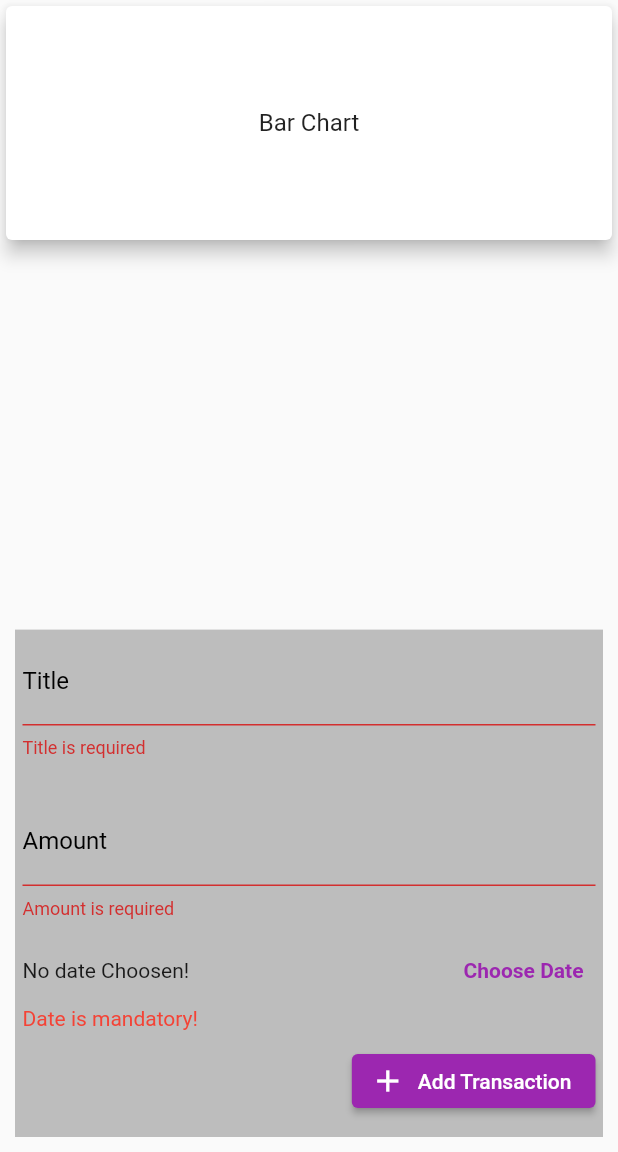
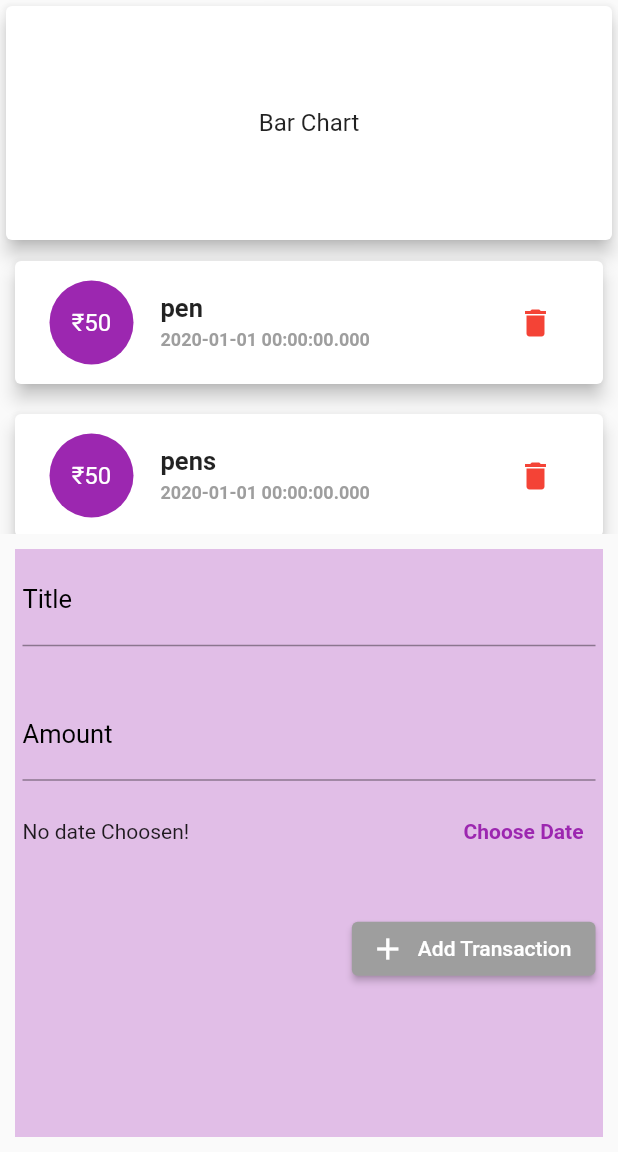
Before and after one commit to prathiswaran-gr/personal_expenses, a Flutter app: the screen it shows after launch, after a tap on the "add" icon, after a tap on "Add Transaction", on a phone screen of 412 x 824 dp, the part 84-1236 px from its top. Run offline on Flutter 3.47's test engine with Material 2 defaults, Android fonts, the phone set to English and light mode, and no system bars.

Commit message:
Extra features added

```diff
--- a/lib/home.dart
+++ b/lib/home.dart
@@ -12,7 +12,13 @@ class Home extends StatefulWidget {
 }
 
 class _HomeState extends State<Home> {
-  Map<String, Map<String, dynamic>> expense = {};
+  Map<String, Map<String, dynamic>> expense = {
+    'pen': {
+      'price': 50,
+      'date': DateTime(2020, 1, 1),
+    },
+    'pens': {'price': 50, 'date': DateTime(2020, 1, 1)}
+  };
 
   List<String> getSortedList() {
     if (dropdownValue == 'entry') {
@@ -25,6 +31,51 @@ class _HomeState extends State<Home> {
           (k1, k2) => (expense[k1]![dropdownValue])
               .compareTo((expense[k2]![dropdownValue])),
         );
+    }
+  }
+
+  bool validateAddTransactionButton() {
+    if (title.text.isNotEmpty && amount.text.isNotEmpty && _dateTime != null) {
+      return true;
+    } else {
+      return false;
+    }
+  }
+
+  bool validateClearAllDataButton() {
+    if (title.text.isNotEmpty || amount.text.isNotEmpty || _dateTime != null) {
+      return true;
+    } else {
+      return false;
+    }
+  }
+
+  Widget? dropdown() {
+    if (expense.length > 1) {
+      return DropdownButtonHideUnderline(
+        child: DropdownButton(
+          value: dropdownValue,
+          items: dropdownOptions.map((value) {
+            return DropdownMenuItem(
+              value: value,
+              child: Text(
+                value,
+                style: const TextStyle(color: Colors.white),
+              ),
+            );
+          }).toList(),
+          icon: const Icon(Icons.filter_list_sharp),
+          onChanged: (String? value) {
+            setState(() {
+              dropdownValue = value!;
+            });
+          },
+          iconEnabledColor: Colors.white,
+          dropdownColor: Colors.purple,
+        ),
+      );
+    } else {
+      return Container();
     }
   }
 
@@ -49,11 +100,11 @@ class _HomeState extends State<Home> {
           onClosing: () {},
           builder: (context) {
             return SizedBox(
-              height: MediaQuery.of(context).size.height / 2.3,
+              height: MediaQuery.of(context).size.height / 2,
               child: Container(
                 margin: const EdgeInsets.all(10),
                 padding: const EdgeInsets.all(5),
-                color: Colors.grey[400],
+                color: Colors.purple[100],
                 child: Column(
                   crossAxisAlignment: CrossAxisAlignment.start,
                   children: [
@@ -61,16 +112,24 @@ class _HomeState extends State<Home> {
                       controller: title,
                       decoration: InputDecoration(
                         labelText: 'Title',
-                        labelStyle: TextStyle(color: Colors.black),
+                        labelStyle:
+                            const TextStyle(color: Colors.black, fontSize: 17),
                         errorText: isValidateTitle ? 'Title is required' : null,
                       ),
                       keyboardType: TextInputType.text,
+                      onChanged: (String value) {
+                        setState(() {});
+                      },
                     ),
                     Text(
                       isDuplicateKeyAvailable
                           ? 'Item name is already taken !'
                           : '',
-                      style: const TextStyle(color: Colors.red),
+                      style: const TextStyle(
+                          color: Colors.red,
+                          fontSize: 17,
+                          fontWeight: FontWeight.bold,
+                          letterSpacing: 1),
                     ),
                     const SizedBox(
                       height: 10,
@@ -79,11 +138,15 @@ class _HomeState extends State<Home> {
                       controller: amount,
                       decoration: InputDecoration(
                         labelText: 'Amount',
-                        labelStyle: const TextStyle(color: Colors.black),
+                        labelStyle:
+                            const TextStyle(color: Colors.black, fontSize: 17),
                         errorText:
                             isValidateAmount ? 'Amount is required' : null,
                       ),
                       keyboardType: TextInputType.number,
+                      onChanged: (String value) {
+                        setState(() {});
+                      },
                     ),
                     const SizedBox(
                       height: 10,
@@ -100,8 +163,18 @@ class _HomeState extends State<Home> {
                                 context: context,
                                 initialDate: DateTime.now(),
                                 firstDate: DateTime(2000),
-                                    lastDate: DateTime(2023))
-                                .then((date) {
+                                lastDate: DateTime(2023),
+                                builder: (context, child) => Theme(
+                                      data: ThemeData().copyWith(
+                                        colorScheme: const ColorScheme.dark(
+                                          onPrimary: Colors.purple,
+                                          surface: Colors.purple,
+                                          onSurface: Colors.white,
+                                        ),
+                                        dialogBackgroundColor: Colors.purple,
+                                      ),
+                                      child: child!,
+                                    )).then((date) {
                               setState(() {
                                 _dateTime =
                                     DateFormat('yyyy-MM-dd').format(date!);
@@ -119,18 +192,38 @@ class _HomeState extends State<Home> {
                     ),
                     Text(
                       isDateSelected == false ? 'Date is mandatory!' : '',
-                      style: TextStyle(color: Colors.red),
+                      style: const TextStyle(
+                          color: Colors.red,
+                          fontSize: 17,
+                          fontWeight: FontWeight.bold,
+                          letterSpacing: 1),
                     ),
                     const SizedBox(
                       height: 10,
                     ),
                     Row(
-                      mainAxisAlignment: MainAxisAlignment.end,
+                      mainAxisAlignment: MainAxisAlignment.spaceBetween,
                       children: [
+                        validateClearAllDataButton()
+                            ? ElevatedButton.icon(
+                                style: ElevatedButton.styleFrom(
+                                    primary: Colors.purple),
+                                onPressed: () {
+                                  title.clear();
+                                  amount.clear();
+                                  setState(() {
+                                    _dateTime = null;
+                                  });
+                                },
+                                icon: const Icon(Icons.clear),
+                                label: const Text('Clear All Data'))
+                            : Container(),
                         ElevatedButton.icon(
-                          style:
-                              ElevatedButton.styleFrom(primary: Colors.purple),
+                          style: validateAddTransactionButton()
+                              ? ElevatedButton.styleFrom(primary: Colors.purple)
+                              : ElevatedButton.styleFrom(primary: Colors.grey),
                           onPressed: () {
+                            if (validateAddTransactionButton() == true) {
                               setState(() {
                                 title.text.isEmpty
                                     ? isValidateTitle = true
@@ -169,6 +262,7 @@ class _HomeState extends State<Home> {
                                   });
                                 });
                               }
+                            }
                           },
                           icon: Icon(isTransactionAdded == true
                               ? Icons.check
@@ -204,28 +298,7 @@ class _HomeState extends State<Home> {
             backgroundColor: Colors.purple,
             elevation: 0.0,
             actions: [
-              DropdownButtonHideUnderline(
-                child: DropdownButton(
-                  value: dropdownValue,
-                  items: dropdownOptions.map((value) {
-                    return DropdownMenuItem(
-                      value: value,
-                      child: Text(
-                        value,
-                        style: const TextStyle(color: Colors.white),
-                      ),
-                    );
-                  }).toList(),
-                  icon: const Icon(Icons.filter_list_sharp),
-                  onChanged: (String? value) {
-                    setState(() {
-                      dropdownValue = value!;
-                    });
-                  },
-                  iconEnabledColor: Colors.white,
-                  dropdownColor: Colors.purple,
-                ),
-              ),
+              dropdown()!,
               IconButton(
                 onPressed: () {
                   setState(() {
```
Also changed, not shown: lib/expenseCard.dart (+38 -1 lines). Lines whose indentation alone changed are shown as unchanged.
